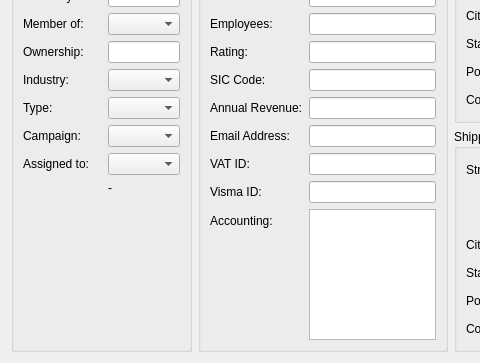
Qt form client/src/details/accountdetails.ui (KDAB/FatCRM) before a commit; both pictures show x 0 to 480 and y 111 to 474 of the 691 by 474 pixel window.
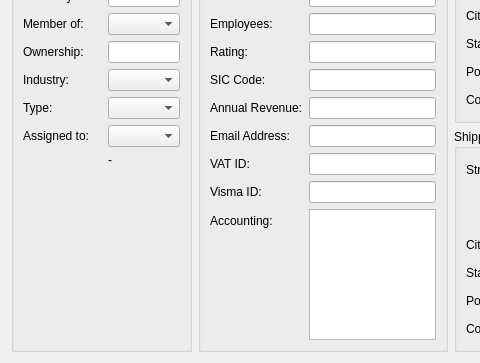
The same form after that commit. Custom widgets are drawn as their Qt base class.

Commit message: FATCRM-50: remove Campaign fields everywhere, not used/useful.

Diff of the .ui file:
```diff
--- a/client/src/details/accountdetails.ui
+++ b/client/src/details/accountdetails.ui
@@ -7,7 +7,7 @@
     <x>0</x>
     <y>0</y>
     <width>691</width>
-    <height>380</height>
+    <height>444</height>
    </rect>
   </property>
   <property name="windowTitle">
@@ -20,6 +20,9 @@
       <string>Details</string>
      </property>
      <layout class="QFormLayout" name="formLayout">
+      <property name="fieldGrowthPolicy">
+       <enum>QFormLayout::ExpandingFieldsGrow</enum>
+      </property>
       <item row="0" column="0">
        <widget class="QLabel" name="label">
         <property name="text">
@@ -91,26 +94,16 @@
        <widget class="QComboBox" name="account_type"/>
       </item>
       <item row="7" column="0">
-       <widget class="QLabel" name="label_8">
-        <property name="text">
-         <string>Campaign:</string>
-        </property>
-       </widget>
-      </item>
-      <item row="7" column="1">
-       <widget class="QComboBox" name="campaign_name"/>
-      </item>
-      <item row="8" column="0">
        <widget class="QLabel" name="label_9">
         <property name="text">
          <string>Assigned to:</string>
         </property>
        </widget>
       </item>
-      <item row="8" column="1">
+      <item row="7" column="1">
        <widget class="QComboBox" name="assigned_user_name"/>
       </item>
-      <item row="9" column="1">
+      <item row="8" column="1">
        <widget class="QLabel" name="urllabel">
         <property name="text">
          <string>-</string>
```
Left out of the diff: 1 changed line with no effect on the pictures. The commit also changes 9 other files.
